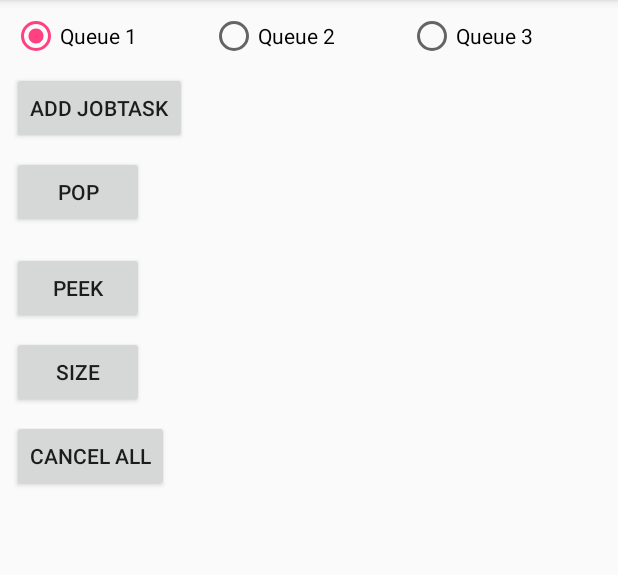
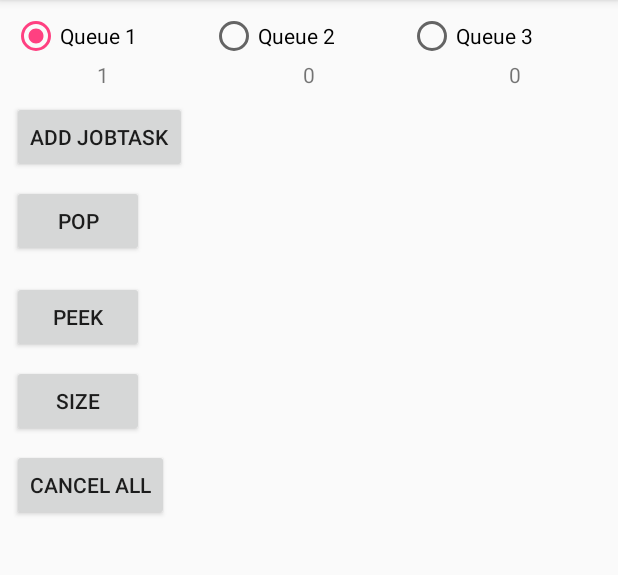
Before and after one commit to tomergoldst/job-queue, an Android app: the screen it shows after launch (MainActivity), after a tap on "ADD JOBTASK", on a phone screen of 412 x 824 dp, the part 84-659 px from its top. Run offline under Robolectric (Android 15) with nearby library versions, the phone set to English and light mode, and no system bars; libraries missing offline, so code that uses them is left out: com.facebook.stetho; 1 statement that could not run was skipped.

Commit message:
add queue size indicator at MainActivity.java

```diff
--- a/app/src/main/java/com/tomergoldst/jobqueuedemo/MainActivity.java
+++ b/app/src/main/java/com/tomergoldst/jobqueuedemo/MainActivity.java
@@ -2,12 +2,12 @@ package com.tomergoldst.jobqueuedemo;
 
 import android.os.Bundle;
 import android.support.v7.app.AppCompatActivity;
+import android.support.v7.widget.AppCompatTextView;
 import android.view.View;
 import android.widget.Button;
 import android.widget.RadioGroup;
 import android.widget.Toast;
 
-import com.facebook.stetho.Stetho;
 import com.tomergoldst.jobqueue.JobQueue;
 import com.tomergoldst.jobqueue.JobTask;
 
@@ -19,7 +19,11 @@ public class MainActivity extends AppCompatActivity {
     private static final String QUEUE_2 = "queue2";
     private static final String QUEUE_3 = "queue3";
 
-    private String mCurrentQueue;
+    private String mCurrentQueueUid;
+
+    private AppCompatTextView mQueue1SizeTxv;
+    private AppCompatTextView mQueue2SizeTxv;
+    private AppCompatTextView mQueue3SizeTxv;
 
     @Override
     protected void onCreate(Bundle savedInstanceState) {
@@ -30,13 +34,21 @@ public class MainActivity extends AppCompatActivity {
         radioGroup.setOnCheckedChangeListener(new RadioGroup.OnCheckedChangeListener() {
             @Override
             public void onCheckedChanged(RadioGroup group, int checkedId) {
-                if (checkedId == R.id.radioButtonQueue1) mCurrentQueue = QUEUE_1;
-                else if (checkedId == R.id.radioButtonQueue2) mCurrentQueue = QUEUE_2;
-                else mCurrentQueue = QUEUE_3;
+                if (checkedId == R.id.radioButtonQueue1) mCurrentQueueUid = QUEUE_1;
+                else if (checkedId == R.id.radioButtonQueue2) mCurrentQueueUid = QUEUE_2;
+                else mCurrentQueueUid = QUEUE_3;
             }
         });
 
         radioGroup.check(R.id.radioButtonQueue1);
+
+        mQueue1SizeTxv = findViewById(R.id.textQueue1Size);
+        mQueue2SizeTxv = findViewById(R.id.textQueue2Size);
+        mQueue3SizeTxv = findViewById(R.id.textQueue3Size);
+
+        mQueue1SizeTxv.setText(String.valueOf(JobQueue.size(QUEUE_1)));
+        mQueue2SizeTxv.setText(String.valueOf(JobQueue.size(QUEUE_2)));
+        mQueue3SizeTxv.setText(String.valueOf(JobQueue.size(QUEUE_3)));
 
         Button addJobBtn = findViewById(R.id.button_add_job);
         Button popBtn = findViewById(R.id.button_pop);
@@ -47,14 +59,16 @@ public class MainActivity extends AppCompatActivity {
         addJobBtn.setOnClickListener(new View.OnClickListener() {
             @Override
             public void onClick(View v) {
-                JobQueue.add(mCurrentQueue, new JobTask("myJobName", "myJobData"));
+                JobQueue.add(mCurrentQueueUid, new JobTask("myJobName", "myJobData"));
+                updateQueueSize(mCurrentQueueUid);
             }
         });
 
         cancelAllBtn.setOnClickListener(new View.OnClickListener() {
             @Override
             public void onClick(View v) {
-                JobQueue.clearQueue(mCurrentQueue);
+                JobQueue.clearQueue(mCurrentQueueUid);
+                updateQueueSize(mCurrentQueueUid);
             }
         });
 
@@ -62,7 +76,7 @@ public class MainActivity extends AppCompatActivity {
             @Override
             public void onClick(View v) {
                 Toast.makeText(MainActivity.this,
-                        "Queue size = " + JobQueue.size(mCurrentQueue),
+                        "Queue size = " + JobQueue.size(mCurrentQueueUid),
                         Toast.LENGTH_SHORT).show();
             }
         });
@@ -70,17 +84,18 @@ public class MainActivity extends AppCompatActivity {
         popBtn.setOnClickListener(new View.OnClickListener() {
             @Override
             public void onClick(View v) {
-                JobTask jobTask = JobQueue.pop(mCurrentQueue);
+                JobTask jobTask = JobQueue.pop(mCurrentQueueUid);
                 Toast.makeText(MainActivity.this,
                         jobTask != null ? jobTask.toString() : "Empty",
                         Toast.LENGTH_SHORT).show();
+                updateQueueSize(mCurrentQueueUid);
             }
         });
 
         peekBtn.setOnClickListener(new View.OnClickListener() {
             @Override
             public void onClick(View v) {
-                JobTask jobTask = JobQueue.peek(mCurrentQueue);
+                JobTask jobTask = JobQueue.peek(mCurrentQueueUid);
                 Toast.makeText(MainActivity.this,
                         jobTask != null ? jobTask.toString() : "Empty",
                         Toast.LENGTH_SHORT).show();
@@ -88,4 +103,18 @@ public class MainActivity extends AppCompatActivity {
         });
 
     }
+
+    private void updateQueueSize(String currentQueueUid){
+        switch (currentQueueUid) {
+            case QUEUE_1:
+                mQueue1SizeTxv.setText(String.valueOf(JobQueue.size(QUEUE_1)));
+                break;
+            case QUEUE_2:
+                mQueue2SizeTxv.setText(String.valueOf(JobQueue.size(QUEUE_2)));
+                break;
+            default:
+                mQueue3SizeTxv.setText(String.valueOf(JobQueue.size(QUEUE_3)));
+                break;
+        }
+    }
 }
--- a/app/src/main/res/layout/activity_main.xml
+++ b/app/src/main/res/layout/activity_main.xml
@@ -43,16 +43,49 @@
 
     </RadioGroup>
 
+    <LinearLayout
+        android:id="@+id/linearLayout"
+        android:layout_width="match_parent"
+        android:layout_height="wrap_content"
+        android:orientation="horizontal"
+        app:layout_constraintTop_toBottomOf="@+id/radioGroup">
+
+        <android.support.v7.widget.AppCompatTextView
+            android:id="@+id/textQueue1Size"
+            android:layout_width="wrap_content"
+            android:layout_height="wrap_content"
+            android:layout_weight="1"
+            android:gravity="center"
+            tools:text="0" />
+
+        <android.support.v7.widget.AppCompatTextView
+            android:id="@+id/textQueue2Size"
+            android:layout_width="wrap_content"
+            android:layout_height="wrap_content"
+            android:layout_weight="1"
+            android:gravity="center"
+            tools:text="0" />
+
+        <android.support.v7.widget.AppCompatTextView
+            android:id="@+id/textQueue3Size"
+            android:layout_width="wrap_content"
+            android:layout_height="wrap_content"
+            android:layout_weight="1"
+            android:gravity="center"
+            tools:text="0" />
+
+    </LinearLayout>
+
     <Button
         android:id="@+id/button_add_job"
         android:layout_width="wrap_content"
         android:layout_height="wrap_content"
-        android:layout_marginLeft="8dp"
-        android:layout_marginRight="8dp"
         android:layout_marginTop="8dp"
+        android:layout_marginStart="8dp"
+        android:layout_marginEnd="8dp"
         android:text="@string/add_jobtask"
         app:layout_constraintLeft_toLeftOf="parent"
-        app:layout_constraintTop_toBottomOf="@+id/radioGroup" />
+        app:layout_constraintTop_toBottomOf="@+id/linearLayout" />
 
     <Button
         android:id="@+id/button_cancel_all"
```
